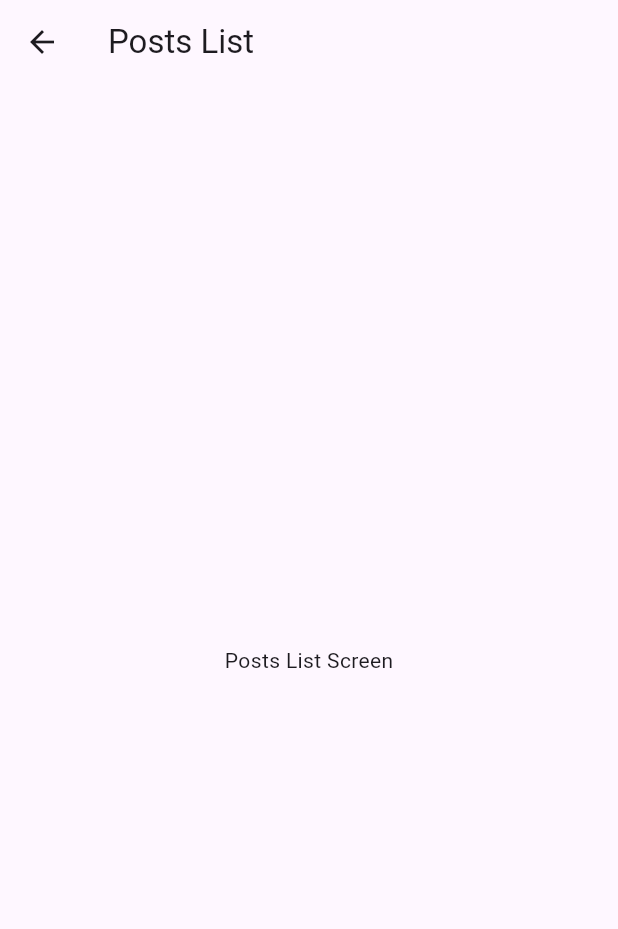
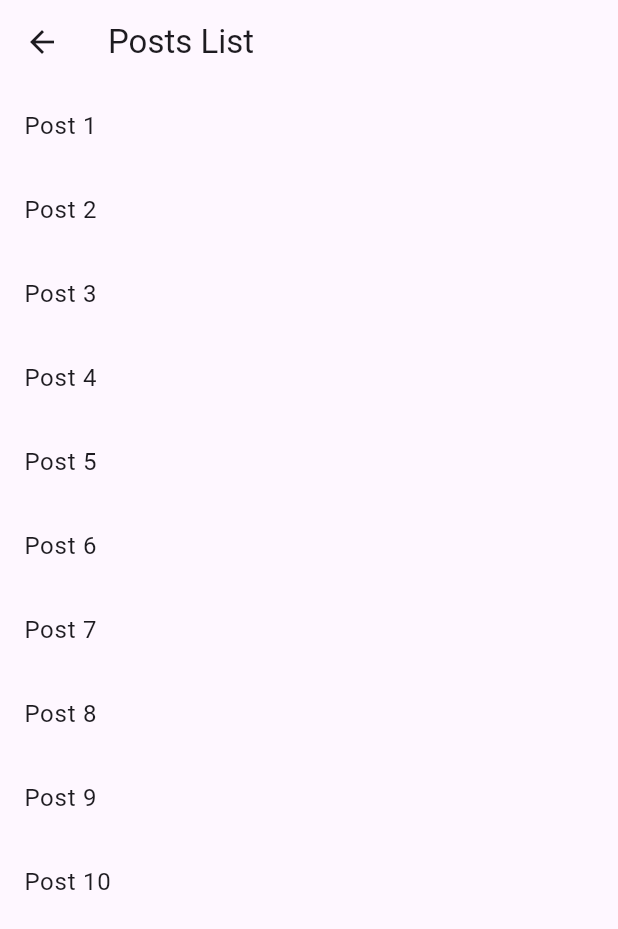
Before and after one commit to shubham-pokhrel/flutter-task, a Flutter app: the PostsListScreen screen opened directly, on a phone screen of 412 x 824 dp. Shown: the top 929 px of the screen. Run offline on Flutter 3.47's test engine with Material 3 defaults, Android fonts, the phone set to English and light mode, and no system bars.

Commit message:
Added Post Details Screen with navigation from Posts List Screen

```diff
--- a/lib/screens/posts_list_screen.dart
+++ b/lib/screens/posts_list_screen.dart
@@ -1,4 +1,5 @@
 import 'package:flutter/material.dart';
+import 'post_details_screen.dart';
 
 class PostsListScreen extends StatelessWidget {
   @override
@@ -7,8 +8,21 @@ class PostsListScreen extends StatelessWidget {
       appBar: AppBar(
         title: Text('Posts List'),
       ),
-      body: Center(
-        child: Text('Posts List Screen'),
+      body: ListView.builder(
+        itemCount: 10, // This should be the length of your posts list
+        itemBuilder: (context, index) {
+          return ListTile(
+            title: Text('Post ${index + 1}'),
+            onTap: () {
+              Navigator.push(
+                context,
+                MaterialPageRoute(
+                  builder: (context) => PostDetailsScreen(postId: index + 1),
+                ),
+              );
+            },
+          );
+        },
       ),
     );
   }
```
Also changed, not shown: lib/screens/post_details_screen.dart (added, +19 -0 lines).
